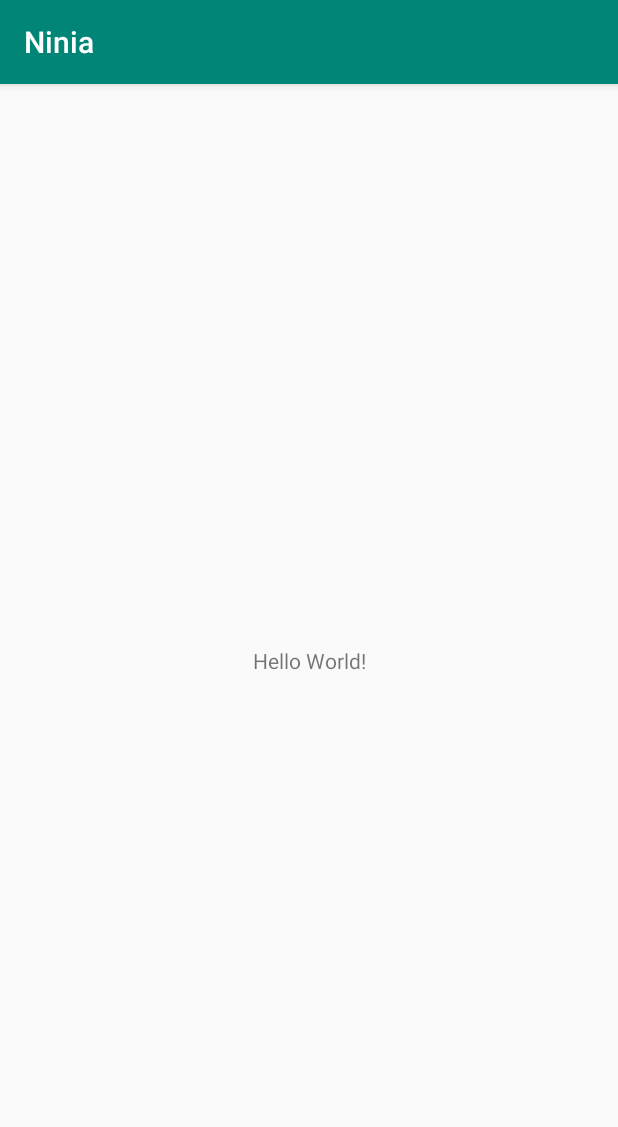
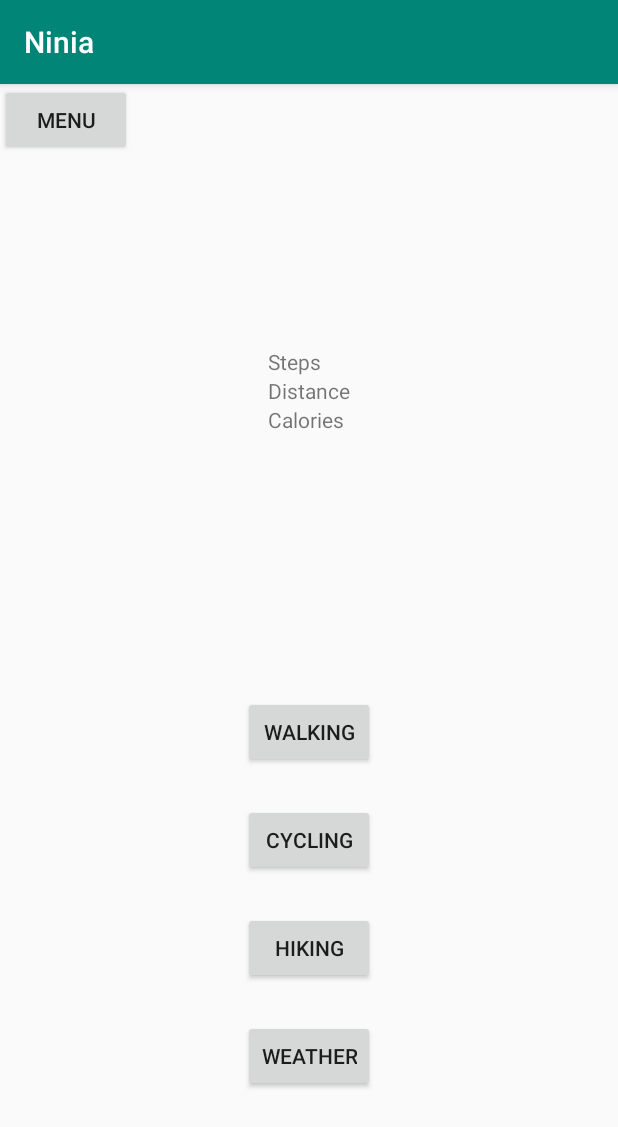
Before and after one commit to hoahhuynh/Ninia, an Android app: the screen it shows after launch (MainActivity before the commit, HomeActivity after it), on a phone screen of 412 x 824 dp. Shown: the top 1127 px of the screen. Run offline under Robolectric (Android 15) with nearby library versions, the phone set to English and light mode, and no system bars.

```diff
--- a/app/build.gradle
+++ b/app/build.gradle
@@ -26,4 +26,5 @@ dependencies {
     testImplementation 'junit:junit:4.12'
     androidTestImplementation 'androidx.test.ext:junit:1.1.0'
     androidTestImplementation 'androidx.test.espresso:espresso-core:3.1.1'
+    implementation 'com.google.android.gms:play-services-maps:17.0.0'
 }
--- /dev/null
+++ b/app/src/main/java/android/ninia/HomeActivity.java
@@ -0,0 +1,16 @@
+package android.ninia;
+
+//TESTING GITHUB
+
+import androidx.appcompat.app.AppCompatActivity;
+
+import android.os.Bundle;
+
+public class HomeActivity extends AppCompatActivity {
+
+    @Override
+    protected void onCreate(Bundle savedInstanceState) {
+        super.onCreate(savedInstanceState);
+        setContentView(R.layout.activity_main);
+    }
+}
--- a/app/src/main/java/android/ninia/MainActivity.java
+++ b/app/src/main/java/android/ninia/RunningActivity.java
@@ -1,16 +1,14 @@
 package android.ninia;
-
-//TESTING GITHUB
 
 import androidx.appcompat.app.AppCompatActivity;
 
 import android.os.Bundle;
 
-public class MainActivity extends AppCompatActivity {
+public class RunningActivity extends AppCompatActivity {
 
     @Override
     protected void onCreate(Bundle savedInstanceState) {
         super.onCreate(savedInstanceState);
-        setContentView(R.layout.activity_main);
+        setContentView(R.layout.activity_running);
     }
 }
--- a/app/src/main/res/layout/activity_main.xml
+++ b/app/src/main/res/layout/activity_main.xml
@@ -4,15 +4,112 @@
     xmlns:tools="http://schemas.android.com/tools"
     android:layout_width="match_parent"
     android:layout_height="match_parent"
-    tools:context=".MainActivity">
+    tools:context=".HomeActivity">
 
-    <TextView
+    <TableLayout
         android:layout_width="wrap_content"
         android:layout_height="wrap_content"
-        android:text="Hello World!"
+        app:layout_constraintBottom_toTopOf="@+id/walkingButton"
+        app:layout_constraintEnd_toEndOf="parent"
+        app:layout_constraintStart_toStartOf="parent"
+        app:layout_constraintTop_toTopOf="parent">
+
+        <TableRow
+            android:layout_width="match_parent"
+            android:layout_height="match_parent"
+            android:orientation="horizontal">
+
+            <TextView
+                android:id="@+id/totalStepsTextView"
+                android:layout_width="wrap_content"
+                android:layout_height="wrap_content"
+                android:text="@string/steps" />
+
+            <TextView
+                android:id="@+id/totalSteps"
+                android:layout_width="wrap_content"
+                android:layout_height="wrap_content" />
+        </TableRow>
+
+        <TableRow
+            android:layout_width="match_parent"
+            android:layout_height="match_parent">
+
+            <TextView
+                android:id="@+id/totalDistanceTextView"
+                android:layout_width="wrap_content"
+                android:layout_height="wrap_content"
+                android:text="@string/distance" />
+
+            <TextView
+                android:id="@+id/totalDistance"
+                android:layout_width="wrap_content"
+                android:layout_height="wrap_content" />
+        </TableRow>
+
+        <TableRow
+            android:layout_width="match_parent"
+            android:layout_height="match_parent">
+
+            <TextView
+                android:id="@+id/totalCaloriesTextView"
+                android:layout_width="wrap_content"
+                android:layout_height="wrap_content"
+                android:text="@string/calories" />
+
+            <TextView
+                android:id="@+id/totalCalories"
+                android:layout_width="wrap_content"
+                android:layout_height="wrap_content" />
+        </TableRow>
+
+    </TableLayout>
+
+    <Button
+        android:id="@+id/walkingButton"
+        android:layout_width="wrap_content"
+        android:layout_height="wrap_content"
+        android:layout_marginBottom="24dp"
+        android:text="@string/walking"
+        app:layout_constraintBottom_toTopOf="@+id/cyclingButton"
+        app:layout_constraintEnd_toEndOf="parent"
+        app:layout_constraintStart_toStartOf="parent" />
+
+    <Button
+        android:id="@+id/cyclingButton"
+        android:layout_width="wrap_content"
+        android:layout_height="wrap_content"
+        android:layout_marginBottom="24dp"
+        android:text="@string/cycling"
+        app:layout_constraintBottom_toTopOf="@+id/hikingButton"
+        app:layout_constraintEnd_toEndOf="parent"
+        app:layout_constraintStart_toStartOf="parent" />
+
+    <Button
+        android:id="@+id/hikingButton"
+        android:layout_width="wrap_content"
+        android:layout_height="wrap_content"
+        android:layout_marginBottom="24dp"
+        android:text="@string/hiking"
+        app:layout_constraintBottom_toTopOf="@+id/weatherButton"
+        app:layout_constraintEnd_toEndOf="parent"
+        app:layout_constraintStart_toStartOf="parent" />
+
+    <Button
+        android:id="@+id/weatherButton"
+        android:layout_width="wrap_content"
+        android:layout_height="wrap_content"
+        android:layout_marginBottom="96dp"
+        android:text="@string/weather"
         app:layout_constraintBottom_toBottomOf="parent"
-        app:layout_constraintLeft_toLeftOf="parent"
-        app:layout_constraintRight_toRightOf="parent"
+        app:layout_constraintEnd_toEndOf="parent"
+        app:layout_constraintStart_toStartOf="parent" />
+
+    <Button
+        android:id="@+id/menuButton"
+        android:layout_width="wrap_content"
+        android:layout_height="wrap_content"
+        android:text="@string/menu"
+        app:layout_constraintStart_toStartOf="parent"
         app:layout_constraintTop_toTopOf="parent" />
-
 </androidx.constraintlayout.widget.ConstraintLayout>
--- a/app/src/main/res/values/strings.xml
+++ b/app/src/main/res/values/strings.xml
@@ -1,3 +1,15 @@
 <resources>
     <string name="app_name">Ninia</string>
+    <string name="steps">Steps</string>
+    <string name="distance">Distance</string>
+    <string name="calories">Calories</string>
+    <string name="walking">Walking</string>
+    <string name="cycling">Cycling</string>
+    <string name="weather">Weather</string>
+    <string name="hiking">Hiking</string>
+    <string name="menu">Menu</string>
+    <string name="temperature">Temperature</string>
+    <string name="start">Start</string>
+    <string name="create">Create</string>
+    <string name="find_a_route">Find a Route</string>
 </resources>
```
Also changed, not shown: app/src/main/AndroidManifest.xml (+6 -1 lines), app/src/main/java/android/ninia/BrowseRoutesActivity.java (added, +14 -0 lines), app/src/main/java/android/ninia/PlotRouteActivity.java (added, +14 -0 lines), app/src/main/java/android/ninia/ViewRouteActivity.java (added, +14 -0 lines), app/src/main/java/android/ninia/WeatherActivity.java (added, +14 -0 lines), app/src/main/res/layout/activity_browse_routes.xml (added, +9 -0 lines), app/src/main/res/layout/activity_plot_route.xml (added, +130 -0 lines), app/src/main/res/layout/activity_running.xml (added, +9 -0 lines), app/src/main/res/layout/activity_view_route.xml (added, +9 -0 lines), app/src/main/res/layout/activity_weather.xml (added, +9 -0 lines).
